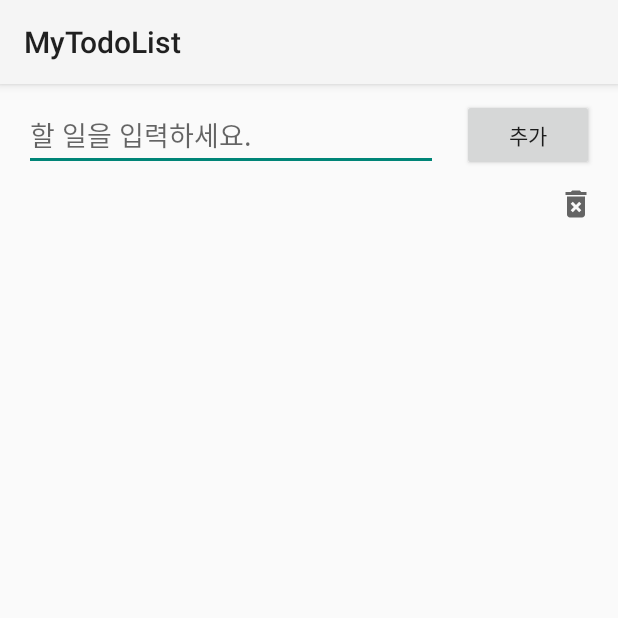
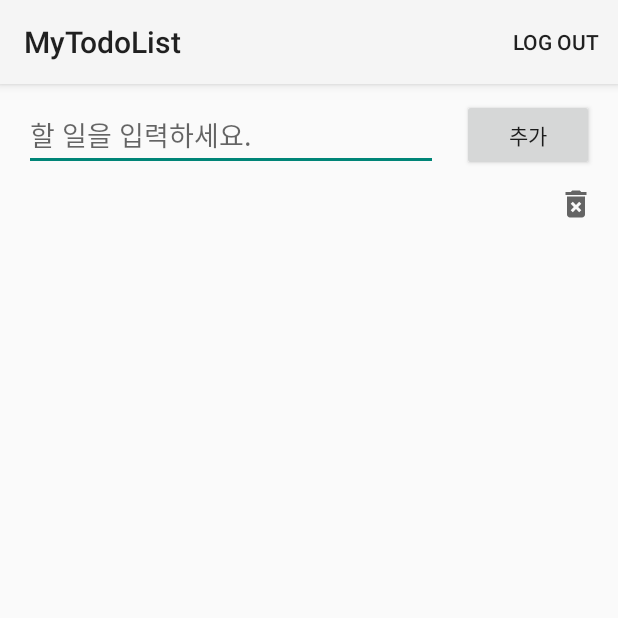
Before and after one commit to ara-zo/AndroidMyTodoList, an Android app: the screen it shows after launch (MainActivity), after a tap on "추가", on a phone screen of 412 x 824 dp, the top half of it. Run offline under Robolectric (Android 15) with nearby library versions, the phone set to English and light mode, and no system bars; our stand-ins replace Firebase (no records; nobody signed in at launch, a user with empty details on screens opened directly); libraries missing offline, so code that uses them is left out: com.firebase.ui; 3 statements that could not run were skipped.

Commit message:
:sparkles: 로그아웃 기능 추가

```diff
--- a/app/src/main/java/com/arazo/mytodolist/MainActivity.kt
+++ b/app/src/main/java/com/arazo/mytodolist/MainActivity.kt
@@ -3,8 +3,7 @@ package com.arazo.mytodolist
 import android.graphics.Paint
 import android.graphics.Typeface
 import android.os.Bundle
-import android.view.LayoutInflater
-import android.view.ViewGroup
+import android.view.*
 import androidx.activity.viewModels
 import androidx.appcompat.app.AppCompatActivity
 import androidx.lifecycle.MutableLiveData
@@ -30,21 +29,32 @@ class MainActivity : AppCompatActivity() {
 		this.onSignInResult(res)
 	}
 
+	override fun onCreateOptionsMenu(menu: Menu?): Boolean {
+		val inflater: MenuInflater = menuInflater
+		inflater.inflate(R.menu.main, menu)
+		return true
+	}
+
+	override fun onOptionsItemSelected(item: MenuItem): Boolean {
+		// Handle item selection
+		return when (item.itemId) {
+			R.id.action_log_out -> {
+				logout()
+				true
+			}
+			else -> super.onOptionsItemSelected(item)
+		}
+	}
+
 	override fun onCreate(savedInstanceState: Bundle?) {
 		super.onCreate(savedInstanceState)
 		binding = ActivityMainBinding.inflate(layoutInflater)
 		val view = binding.root
 		setContentView(view)
 
-		// 로그인이 안 됨
+		// 로그인을 안했을 때
 		if (FirebaseAuth.getInstance().currentUser == null) {
-			val providers = arrayListOf(AuthUI.IdpConfig.EmailBuilder().build())
-
-			val signInIntent = AuthUI.getInstance()
-				.createSignInIntentBuilder()
-				.setAvailableProviders(providers)
-				.build()
-			signInLauncher.launch(signInIntent)
+			login()
 		}
 
 		binding.containerRecyclerView.apply {
@@ -82,6 +92,24 @@ class MainActivity : AppCompatActivity() {
 			// 로그인 실패
 			finish()
 		}
+	}
+
+	fun login() {
+		val providers = arrayListOf(AuthUI.IdpConfig.EmailBuilder().build())
+
+		val signInIntent = AuthUI.getInstance()
+			.createSignInIntentBuilder()
+			.setAvailableProviders(providers)
+			.build()
+		signInLauncher.launch(signInIntent)
+	}
+
+	fun logout() {
+		AuthUI.getInstance()
+			.signOut(this)
+			.addOnCompleteListener {
+				login()
+			}
 	}
 }
 
--- /dev/null
+++ b/app/src/main/res/menu/main.xml
@@ -0,0 +1,9 @@
+<?xml version="1.0" encoding="utf-8"?>
+<menu xmlns:android="http://schemas.android.com/apk/res/android"
+    xmlns:app="http://schemas.android.com/apk/res-auto">
+
+    <item
+        android:id="@+id/action_log_out"
+        android:title="log out"
+        app:showAsAction="ifRoom" />
+</menu>
```
